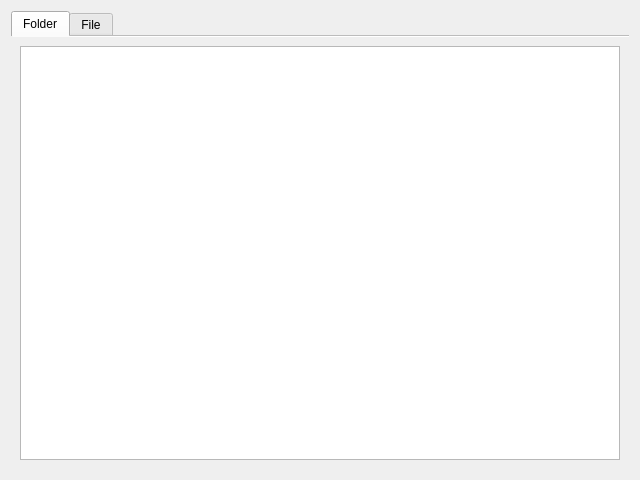
Old version of the form Gui/Dialogs/DialogDebugFileMonitor.ui in the repository fxdeniz/NeSync.
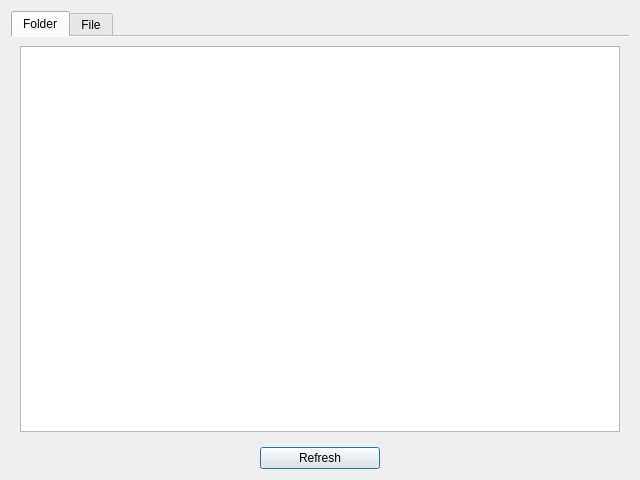
New version of the form.

```diff
--- a/Gui/Dialogs/DialogDebugFileMonitor.ui
+++ b/Gui/Dialogs/DialogDebugFileMonitor.ui
@@ -44,6 +44,49 @@
      </widget>
     </widget>
    </item>
+   <item>
+    <layout class="QHBoxLayout" name="horizontalLayout">
+     <item>
+      <spacer name="horizontalSpacer">
+       <property name="orientation">
+        <enum>Qt::Horizontal</enum>
+       </property>
+       <property name="sizeHint" stdset="0">
+        <size>
+         <width>40</width>
+         <height>20</height>
+        </size>
+       </property>
+      </spacer>
+     </item>
+     <item>
+      <widget class="QPushButton" name="buttonRefresh">
+       <property name="minimumSize">
+        <size>
+         <width>120</width>
+         <height>0</height>
+        </size>
+       </property>
+       <property name="text">
+        <string>Refresh</string>
+       </property>
+      </widget>
+     </item>
+     <item>
+      <spacer name="horizontalSpacer_2">
+       <property name="orientation">
+        <enum>Qt::Horizontal</enum>
+       </property>
+       <property name="sizeHint" stdset="0">
+        <size>
+         <width>40</width>
+         <height>20</height>
+        </size>
+       </property>
+      </spacer>
+     </item>
+    </layout>
+   </item>
   </layout>
  </widget>
  <resources/>
```
